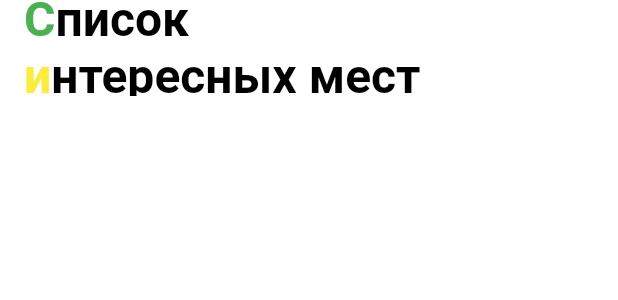
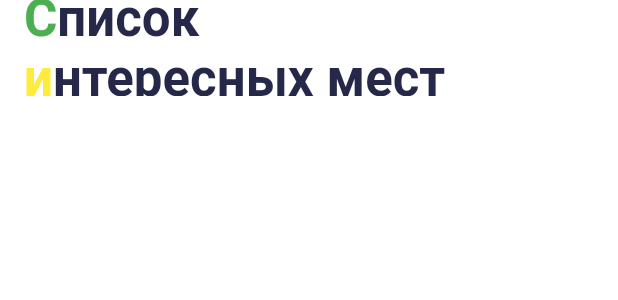
Before and after one commit to romankirpichnikov/places, a Flutter app: the CustomAppBar widget shown alone on an empty page, opened directly, on a phone screen of 412 x 824 dp. Shown: the top 300 px of the screen. Run offline on Flutter 3.47's test engine with Material 2 defaults, Android fonts, the phone set to English and light mode, and no system bars; our stand-ins replace flutter_svg; network calls fail.

Commit message:
extract static content

```diff
--- /dev/null
+++ b/lib/constants/domain/app_colors.dart
@@ -0,0 +1,15 @@
+import 'package:flutter/material.dart';
+
+class AppColors {
+  static const white = Colors.white;
+  static const green = Colors.green;
+  static const yellow = Colors.yellow;
+  static const black = Colors.black;
+
+  static const appBackground = white;
+  static const backgroundColor = Color.fromRGBO(245, 245, 245, 1);
+  static const textBase = Color.fromRGBO(59, 62, 91, 1);
+  static const appBarHeader = Color.fromRGBO(37, 40, 73, 1);
+  static const inactiveColor = Color.fromRGBO(124, 126, 146, 0.56);
+  static const indicatorColor = Color.fromRGBO(59, 62, 91, 1);
+}
--- /dev/null
+++ b/lib/constants/domain/app_strings.dart
@@ -0,0 +1,22 @@
+class AppStrings {
+  // Colored title
+  static const sightListTitlePart1 = 'С';
+  static const sightListTitlePart2 = 'писок\n';
+  static const sightListTitlePart3 = 'и';
+  static const sightListTitlePart4 = 'нтересных мест';
+
+  //Tab bar
+  static const visitingScreenTitle = 'Избраное';
+  static const wantToVisitTab1 = 'Хочу посетить';
+  static const alreadyVisited = 'Посетил';
+
+  //common
+  static const empty = 'Пусто';
+  static const markFavoritePlaces =
+      'Отмечайте понравившиеся места и они появиятся здесь.';
+  static const completeRoute = 'Завершите маршрут, чтобы место попало сюда.';
+  static const buildRoute = 'Построить маршрут';
+  static const toFavorite = 'В избранное';
+  static const toDoPlane = 'Запланировать';
+  static const loading = 'Загрузка';
+}
--- /dev/null
+++ b/lib/constants/domain/app_text_styles.dart
@@ -0,0 +1,43 @@
+import 'package:flutter/material.dart';
+import 'package:places/constants/domain/app_colors.dart';
+
+class AppTextStyles {
+  static const mainTitle = TextStyle(
+    color: AppColors.appBarHeader,
+    fontFamily: 'Roboto',
+    fontWeight: FontWeight.w700,
+    fontSize: 34,
+  );
+
+  static const baseText = TextStyle(
+    fontFamily: 'Roboto',
+    fontSize: 14,
+    color: AppColors.textBase,
+    fontWeight: FontWeight.w400,
+    decoration: TextDecoration.none,
+  );
+
+  static final baseTextBold = baseText.copyWith(
+    fontWeight: FontWeight.w700,
+  );
+
+  static final heavyWeightTitle = mainTitle.copyWith(
+    fontSize: 24,
+  );
+
+  static final disabledTextBig = baseText.copyWith(
+    color: AppColors.inactiveColor,
+    fontSize: 20,
+  );
+
+  static final disabledTextSmall = disabledTextBig.copyWith(
+    color: AppColors.inactiveColor,
+    fontSize: 14,
+    fontWeight: FontWeight.w400,
+    decoration: TextDecoration.none,
+  );
+
+  static final boldText = baseText.copyWith(
+    fontWeight: FontWeight.w700,
+  );
+}
--- a/lib/ui/screens/sight_list_screen.dart
+++ b/lib/ui/screens/sight_list_screen.dart
@@ -1,6 +1,9 @@
 import 'package:flutter/material.dart';
 import 'package:flutter_svg/svg.dart';
+import 'package:places/constants/domain/app_colors.dart';
 import 'package:places/constants/domain/app_icons.dart';
+import 'package:places/constants/domain/app_strings.dart';
+import 'package:places/constants/domain/app_text_styles.dart';
 import 'package:places/domain/sight.dart';
 import 'package:places/ui/widgets/custom_app_bar.dart';
 import 'package:places/ui/widgets/sight_card.dart';
@@ -47,23 +50,18 @@ class AppBarTitleSightList extends StatelessWidget {
   Widget build(BuildContext context) {
     return RichText(
       text: const TextSpan(
-        style: TextStyle(
-          color: Colors.black,
-          fontFamily: 'Roboto',
-          fontWeight: FontWeight.w700,
-          fontSize: 32,
-        ),
+        style: AppTextStyles.mainTitle,
         children: [
           TextSpan(
-            text: 'С',
-            style: TextStyle(color: Colors.green),
+            text: AppStrings.sightListTitlePart1,
+            style: TextStyle(color: AppColors.green),
           ),
-          TextSpan(text: 'писок\n'),
+          TextSpan(text: AppStrings.sightListTitlePart2),
           TextSpan(
-            text: 'и',
-            style: TextStyle(color: Colors.yellow),
+            text: AppStrings.sightListTitlePart3,
+            style: TextStyle(color: AppColors.yellow),
           ),
-          TextSpan(text: 'нтересных мест'),
+          TextSpan(text: AppStrings.sightListTitlePart4),
         ],
       ),
     );
--- a/lib/ui/widgets/custom_app_bar.dart
+++ b/lib/ui/widgets/custom_app_bar.dart
@@ -1,4 +1,5 @@
 import 'package:flutter/material.dart';
+import 'package:places/constants/domain/app_colors.dart';
 
 class CustomAppBar extends StatelessWidget implements PreferredSizeWidget {
   final Widget? title;
@@ -13,7 +14,7 @@ class CustomAppBar extends StatelessWidget implements PreferredSizeWidget {
   const CustomAppBar({
     super.key,
     this.title,
-    this.backgroundColor = Colors.white,
+    this.backgroundColor = AppColors.appBackground,
     this.leading,
     this.centerTitle = true,
     this.bottom,
--- a/lib/ui/widgets/favorities/planned_to_visit.dart
+++ b/lib/ui/widgets/favorities/planned_to_visit.dart
@@ -1,6 +1,7 @@
 import 'package:flutter/material.dart';
 import 'package:flutter_svg/svg.dart';
 import 'package:places/constants/domain/app_icons.dart';
+import 'package:places/constants/domain/app_strings.dart';
 import 'package:places/domain/sight.dart';
 import 'package:places/ui/widgets/favorities/empty.dart';
 import 'package:places/ui/widgets/sight_card.dart';
@@ -15,7 +16,7 @@ class PlannedToVisit extends StatelessWidget {
     if (sights.isEmpty) {
       return Empty(
         icon: SvgPicture.asset(AppIcons.camera),
-        text: 'Отмечайте понравившиеся места и они появиятся здесь.',
+        text: AppStrings.markFavoritePlaces,
       );
     }
 
--- a/lib/ui/widgets/favorities/visited.dart
+++ b/lib/ui/widgets/favorities/visited.dart
@@ -1,6 +1,8 @@
 import 'package:flutter/material.dart';
 import 'package:flutter_svg/svg.dart';
+import 'package:places/constants/domain/app_colors.dart';
 import 'package:places/constants/domain/app_icons.dart';
+import 'package:places/constants/domain/app_strings.dart';
 import 'package:places/domain/sight.dart';
 import 'package:places/ui/widgets/favorities/empty.dart';
 import 'package:places/ui/widgets/sight_card.dart';
@@ -15,7 +17,7 @@ class Visited extends StatelessWidget {
     if (sights.isEmpty) {
       return Empty(
         icon: SvgPicture.asset(AppIcons.goRoute),
-        text: 'Завершите маршрут, чтобы место попало сюда.',
+        text: AppStrings.completeRoute,
       );
     }
 
@@ -41,7 +43,7 @@ class Visited extends StatelessWidget {
               child: Text(
                 sight.visitedDate(),
                 style: const TextStyle(
-                  color: Color.fromRGBO(124, 126, 146, 1),
+                  color: AppColors.textBase,
                 ),
               ),
             ),
--- a/lib/utils/loading_builder.dart
+++ b/lib/utils/loading_builder.dart
@@ -1,4 +1,5 @@
 import 'package:flutter/material.dart';
+import 'package:places/constants/domain/app_strings.dart';
 
 Widget loadingBuilder(
   BuildContext context,
@@ -19,7 +20,7 @@ Widget loadingBuilder(
       children: [
         CircularProgressIndicator(value: progress),
         const SizedBox(height: 8),
-        Text('Загрузка $loadedPercent %'),
+        Text('${AppStrings.loading} $loadedPercent %'),
       ],
     ),
   );
```
Also changed, not shown: lib/mocks.dart (+5 -5 lines), lib/ui/screens/visiting_screen.dart (+8 -10 lines), lib/ui/widgets/bottom_navigator.dart (+7 -7 lines), lib/ui/widgets/custom_tab_bar.dart (+6 -7 lines), lib/ui/widgets/favorities/empty.dart (+6 -14 lines), lib/ui/widgets/sight_card.dart (+5 -9 lines), lib/ui/widgets/sight_details_card.dart (+9 -20 lines).
